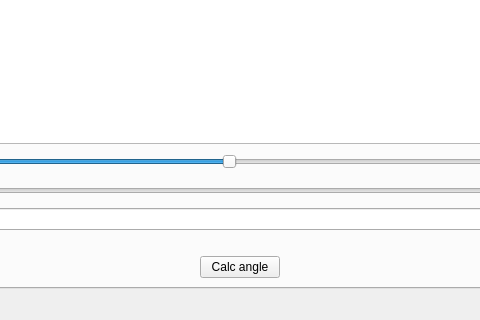
Before: the Qt Designer form openhsl/gui/device/hs_device_mainwindow.ui in OpenHSL/OpenHSL, drawn with Qt 5; both pictures show x 160 to 640 and y 280 to 600 of the 800 by 600 pixel window.
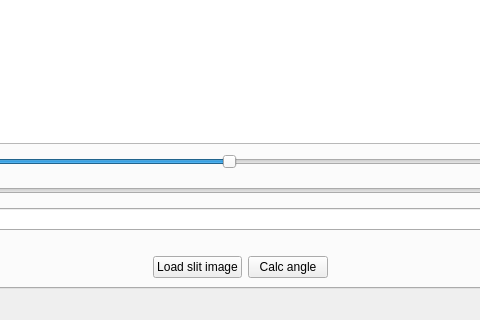
After: the same form once the commit is applied.

Commit message: add: ui: load slit image button

```diff
--- a/openhsl/gui/device/hs_device_mainwindow.ui
+++ b/openhsl/gui/device/hs_device_mainwindow.ui
@@ -163,6 +163,16 @@
             </property>
            </spacer>
           </item>
+          <item>
+           <widget class="QPushButton" name="loadSlitImage_pushButton">
+            <property name="text">
+             <string>Load slit image</string>
+            </property>
+            <property name="id" stdset="0">
+             <string>big</string>
+            </property>
+           </widget>
+          </item>
           <item>
            <widget class="QPushButton" name="calcAngle_pushButton">
             <property name="text">
```
